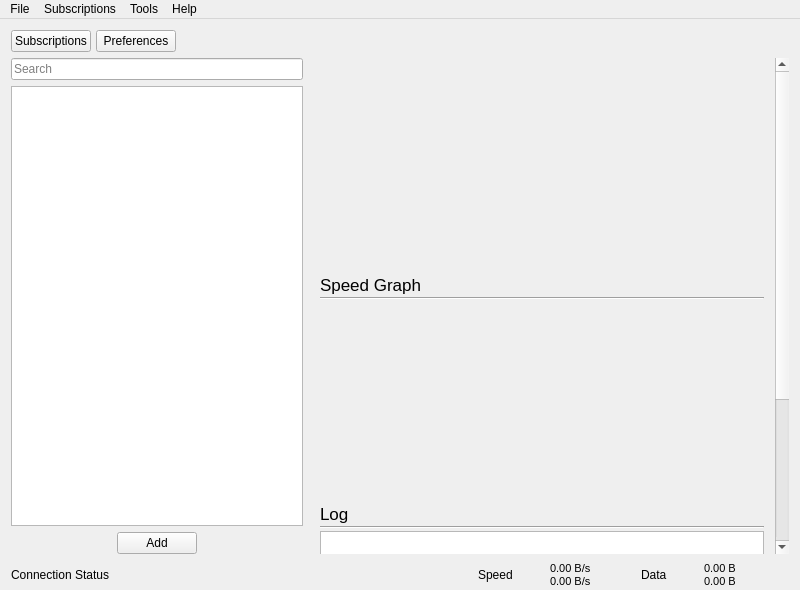
Old version of the form src/ui/w_MainWindow.ui in the repository Qv2ray/Qv2ray.
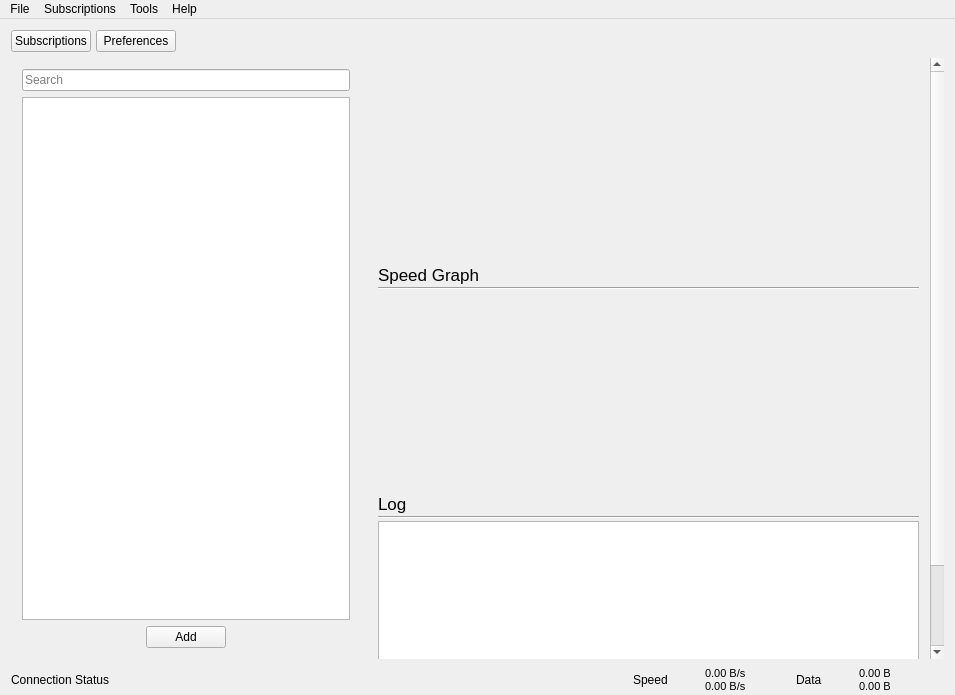
New version of the form.

```diff
--- a/src/ui/w_MainWindow.ui
+++ b/src/ui/w_MainWindow.ui
@@ -6,8 +6,8 @@
    <rect>
     <x>0</x>
     <y>0</y>
-    <width>800</width>
-    <height>590</height>
+    <width>955</width>
+    <height>695</height>
    </rect>
   </property>
   <property name="minimumSize">
@@ -73,111 +73,6 @@
       </item>
      </layout>
     </item>
-    <item row="1" column="0">
-     <layout class="QVBoxLayout" name="verticalLayout_2">
-      <item>
-       <widget class="QLineEdit" name="connectionFilterTxt">
-        <property name="placeholderText">
-         <string>Search</string>
-        </property>
-        <property name="clearButtonEnabled">
-         <bool>true</bool>
-        </property>
-       </widget>
-      </item>
-      <item>
-       <widget class="QTreeWidget" name="connectionListWidget">
-        <property name="contextMenuPolicy">
-         <enum>Qt::CustomContextMenu</enum>
-        </property>
-        <property name="editTriggers">
-         <set>QAbstractItemView::NoEditTriggers</set>
-        </property>
-        <property name="selectionMode">
-         <enum>QAbstractItemView::ExtendedSelection</enum>
-        </property>
-        <property name="verticalScrollMode">
-         <enum>QAbstractItemView::ScrollPerPixel</enum>
-        </property>
-        <property name="indentation">
-         <number>0</number>
-        </property>
-        <property name="sortingEnabled">
-         <bool>true</bool>
-        </property>
-        <property name="animated">
-         <bool>true</bool>
-        </property>
-        <property name="allColumnsShowFocus">
-         <bool>true</bool>
-        </property>
-        <property name="headerHidden">
-         <bool>true</bool>
-        </property>
-        <property name="expandsOnDoubleClick">
-         <bool>true</bool>
-        </property>
-        <column>
-         <property name="text">
-          <string notr="true">1</string>
-         </property>
-        </column>
-       </widget>
-      </item>
-      <item>
-       <layout class="QHBoxLayout" name="horizontalLayout_3">
-        <item>
-         <spacer name="horizontalSpacer_3">
-          <property name="orientation">
-           <enum>Qt::Horizontal</enum>
-          </property>
-          <property name="sizeHint" stdset="0">
-           <size>
-            <width>40</width>
-            <height>20</height>
-           </size>
-          </property>
-         </spacer>
-        </item>
-        <item>
-         <widget class="QPushButton" name="importConfigButton">
-          <property name="sizePolicy">
-           <sizepolicy hsizetype="Fixed" vsizetype="Fixed">
-            <horstretch>0</horstretch>
-            <verstretch>0</verstretch>
-           </sizepolicy>
-          </property>
-          <property name="toolTip">
-           <string>Import connection</string>
-          </property>
-          <property name="text">
-           <string>Add</string>
-          </property>
-          <property name="iconSize">
-           <size>
-            <width>22</width>
-            <height>22</height>
-           </size>
-          </property>
-         </widget>
-        </item>
-        <item>
-         <spacer name="horizontalSpacer_2">
-          <property name="orientation">
-           <enum>Qt::Horizontal</enum>
-          </property>
-          <property name="sizeHint" stdset="0">
-           <size>
-            <width>40</width>
-            <height>20</height>
-           </size>
-          </property>
-         </spacer>
-        </item>
-       </layout>
-      </item>
-     </layout>
-    </item>
     <item row="2" column="0" colspan="2">
      <layout class="QHBoxLayout" name="horizontalLayout_2">
       <property name="topMargin">
@@ -329,8 +224,8 @@
         <rect>
          <x>0</x>
          <y>0</y>
-         <width>480</width>
-         <height>716</height>
+         <width>581</width>
+         <height>706</height>
         </rect>
        </property>
        <layout class="QVBoxLayout" name="verticalLayout_3">
@@ -345,13 +240,13 @@
           <property name="minimumSize">
            <size>
             <width>0</width>
-            <height>215</height>
+            <height>205</height>
            </size>
           </property>
           <property name="maximumSize">
            <size>
             <width>16777215</width>
-            <height>215</height>
+            <height>205</height>
            </size>
           </property>
           <layout class="QGridLayout" name="connectionInfoLayout">
@@ -456,6 +351,119 @@
       </widget>
      </widget>
     </item>
+    <item row="1" column="0">
+     <widget class="QWidget" name="leftWidget" native="true">
+      <property name="maximumSize">
+       <size>
+        <width>350</width>
+        <height>16777215</height>
+       </size>
+      </property>
+      <layout class="QVBoxLayout" name="verticalLayout_2">
+       <item>
+        <widget class="QLineEdit" name="connectionFilterTxt">
+         <property name="placeholderText">
+          <string>Search</string>
+         </property>
+         <property name="clearButtonEnabled">
+          <bool>true</bool>
+         </property>
+        </widget>
+       </item>
+       <item>
+        <widget class="QTreeWidget" name="connectionListWidget">
+         <property name="contextMenuPolicy">
+          <enum>Qt::CustomContextMenu</enum>
+         </property>
+         <property name="editTriggers">
+          <set>QAbstractItemView::NoEditTriggers</set>
+         </property>
+         <property name="selectionMode">
+          <enum>QAbstractItemView::ExtendedSelection</enum>
+         </property>
+         <property name="verticalScrollMode">
+          <enum>QAbstractItemView::ScrollPerPixel</enum>
+         </property>
+         <property name="indentation">
+          <number>0</number>
+         </property>
+         <property name="sortingEnabled">
+          <bool>true</bool>
+         </property>
+         <property name="animated">
+          <bool>true</bool>
+         </property>
+         <property name="allColumnsShowFocus">
+          <bool>true</bool>
+         </property>
+         <property name="headerHidden">
+          <bool>true</bool>
+         </property>
+         <property name="expandsOnDoubleClick">
+          <bool>true</bool>
+         </property>
+         <column>
+          <property name="text">
+           <string notr="true">1</string>
+          </property>
+         </column>
+        </widget>
+       </item>
+       <item>
+        <layout class="QHBoxLayout" name="horizontalLayout_3">
+         <item>
+          <spacer name="horizontalSpacer_3">
+           <property name="orientation">
+            <enum>Qt::Horizontal</enum>
+           </property>
+           <property name="sizeHint" stdset="0">
+            <size>
+             <width>40</width>
+             <height>20</height>
+            </size>
+           </property>
+          </spacer>
+         </item>
+         <item>
+          <widget class="QPushButton" name="importConfigButton">
+           <property name="sizePolicy">
+            <sizepolicy hsizetype="Fixed" vsizetype="Fixed">
+             <horstretch>0</horstretch>
+             <verstretch>0</verstretch>
+            </sizepolicy>
+           </property>
+           <property name="toolTip">
+            <string>Import connection</string>
+           </property>
+           <property name="text">
+            <string>Add</string>
+           </property>
+           <property name="iconSize">
+            <size>
+             <width>22</width>
+             <height>22</height>
+            </size>
+           </property>
+          </widget>
+         </item>
+         <item>
+          <spacer name="horizontalSpacer_2">
+           <property name="orientation">
+            <enum>Qt::Horizontal</enum>
+           </property>
+           <property name="sizeHint" stdset="0">
+            <size>
+             <width>40</width>
+             <height>20</height>
+            </size>
+           </property>
+          </spacer>
+         </item>
+        </layout>
+       </item>
+      </layout>
+     </widget>
+    </item>
    </layout>
   </widget>
   <widget class="QMenuBar" name="menuBar">
@@ -463,7 +471,7 @@
     <rect>
      <x>0</x>
      <y>0</y>
-     <width>800</width>
+     <width>955</width>
      <height>26</height>
     </rect>
    </property>
```
